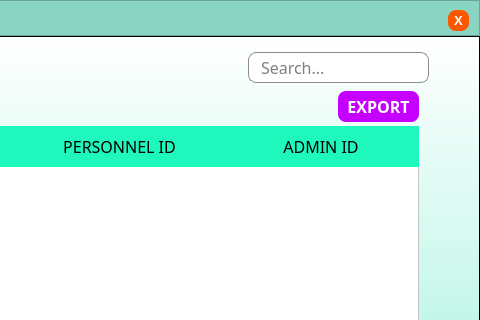
Above: log.ui from marcryangil/facemaskdetection before the change; both pictures show x 462 to 942 and y 0 to 320 of the 942 by 495 pixel window. Below: the same form after it.
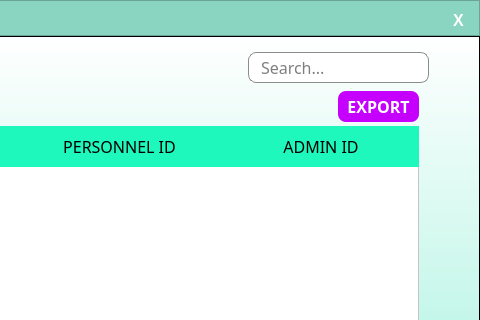
That is the form after the change. Icons and pictures are not drawn.

Diff of the .ui file:
```diff
--- a/log.ui
+++ b/log.ui
@@ -105,7 +105,7 @@
        <property name="font">
         <font>
          <family>MS Shell Dlg 2</family>
-         <pointsize>10</pointsize>
+         <pointsize>12</pointsize>
          <weight>75</weight>
          <bold>true</bold>
         </font>
@@ -115,7 +115,7 @@
        </property>
        <property name="styleSheet">
         <string notr="true">QPushButton{
-	background-color: rgba(255,87,0,255);
+	background-color: transparent;
 	border: none;
 	color: rgb(255, 255, 255);
 	border-radius: 8px;
```
